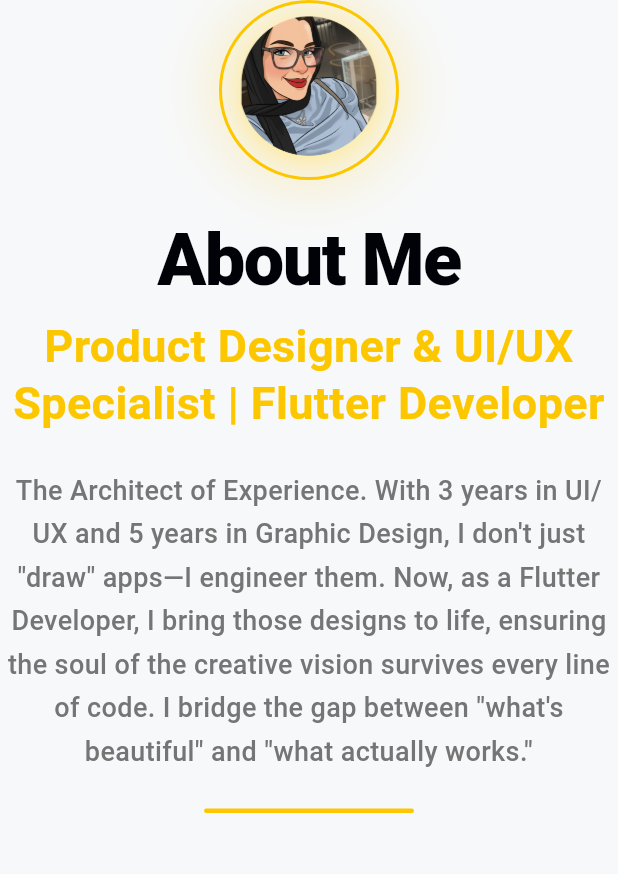
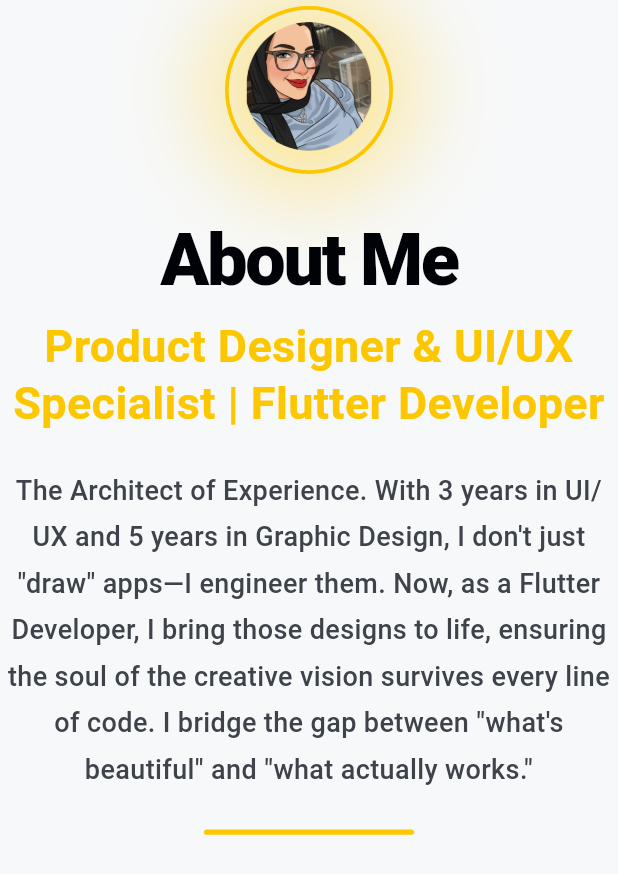
Before and after one commit to yosramohsen2-png/portfolio, a Flutter app: the AboutHero widget shown alone on an empty page, opened directly, on a phone screen of 412 x 824 dp. Shown: the top 874 px of the screen. Run offline on Flutter 3.47's test engine with Material 3 defaults, Android fonts, the light colour scheme and no system bars; our stand-ins replace animate_do, easy_localization, equatable, flutter_bloc, flutter_screenutil, get_it and 2 more; accounts and stored records are empty.

Commit message:
refactor: implement hover effects and enforce strict design system compliance for all About components

```diff
--- a/lib/features/about/presentation/widgets/about_hero.dart
+++ b/lib/features/about/presentation/widgets/about_hero.dart
@@ -30,17 +30,15 @@ class AboutHero extends StatelessWidget {
       alignment: Alignment.center,
       clipBehavior: Clip.none,
       children: [
-        // Background Shapes (Pulse animation)
+        // Subtle background circular lines as seen in Image 1
         if (!isMobile) ...[
           Positioned(
-            top: -20,
-            left: -width * 0.1,
-            child: _buildShape(width * 0.3, 20.2, brightness),
+            top: -100,
+            child: _buildCircularLine(width * 0.5, brightness),
           ),
           Positioned(
-            top: -40,
-            right: -width * 0.1,
-            child: _buildShape(width * 0.4, -16.1, brightness),
+            top: -150,
+            child: _buildCircularLine(width * 0.7, brightness),
           ),
         ],
 
@@ -48,29 +46,38 @@ class AboutHero extends StatelessWidget {
         Column(
           crossAxisAlignment: CrossAxisAlignment.center,
           children: [
-            // Portrait / Avatar as seen in image
+            // Portrait with Glow
             FadeInDown(
               child: Container(
-                width: isMobile ? 120 : 160,
-                height: isMobile ? 120 : 160,
+                width: isMobile ? 120 : 180,
+                height: isMobile ? 120 : 180,
+                padding: const EdgeInsets.all(4), // Space for border/glow
                 decoration: BoxDecoration(
                   shape: BoxShape.circle,
-                  border: Border.all(color: AppColors.backgroundColors(brightness).brandSolid, width: 2),
                   boxShadow: [
                     BoxShadow(
-                      color: AppColors.backgroundColors(brightness).brandSolid.withOpacity(0.2),
-                      blurRadius: 30,
-                      spreadRadius: 5,
+                      color: AppColors.backgroundColors(brightness).brandSolid.withOpacity(0.35),
+                      blurRadius: 50,
+                      spreadRadius: 10,
                     ),
                   ],
                 ),
+                child: Container(
+                  decoration: BoxDecoration(
+                    shape: BoxShape.circle,
+                    border: Border.all(
+                      color: AppColors.backgroundColors(brightness).brandSolid,
+                      width: 2.5,
+                    ),
+                  ),
                   child: ClipOval(
                     child: Image.asset(
-                    'assets/images/user_avatar.png', // User should name their avatar file this
+                      'assets/images/user_avatar.png',
                       fit: BoxFit.cover,
                       errorBuilder: (context, error, stackTrace) => Container(
-                      color: isDark ? Colors.grey[800] : Colors.grey[200],
-                      child: Icon(Icons.person, size: 60, color: textColors.brandDefault),
+                        color: bgColors.primarySecondary,
+                        child: Icon(Icons.person, size: 80, color: textColors.brandDefault),
+                      ),
                     ),
                   ),
                 ),
@@ -78,18 +85,18 @@ class AboutHero extends StatelessWidget {
             ),
             const SizedBox(height: AppDimensions.spacing3xl),
 
-            // "About Me" Title
+            // "About Me"
             Text(
               title,
               textAlign: TextAlign.center,
               style: (isMobile
                       ? AppTypography.headlineLg(color: textColors.primaryDefault)
                       : AppTypography.headline3xl(color: textColors.primaryDefault))
-                  .copyWith(fontWeight: FontWeight.w800, letterSpacing: -1),
+                  .copyWith(fontWeight: FontWeight.w900, letterSpacing: -1.5),
             ),
             const SizedBox(height: AppDimensions.spacingMd),
 
-            // Role in Gold
+            // Role
             Text(
               role,
               textAlign: TextAlign.center,
@@ -102,24 +109,24 @@ class AboutHero extends StatelessWidget {
 
             // Description
             ConstrainedBox(
-              constraints: const BoxConstraints(maxWidth: 900),
+              constraints: const BoxConstraints(maxWidth: 850),
               child: Text(
                 description,
                 textAlign: TextAlign.center,
                 style: AppTypography.bodyLg(
-                  color: isDark ? textColors.primaryDefault : Colors.grey[600],
-                ).copyWith(fontWeight: FontWeight.w500, height: 1.6),
+                  color: textColors.primaryDisabled2,
+                ).copyWith(fontWeight: FontWeight.w500, height: 1.7),
               ),
             ),
             const SizedBox(height: AppDimensions.spacing3xl),
 
-            // Golden divider (The Architect's line)
+            // Golden underline
             Container(
               width: 140,
-              height: 3,
+              height: 3.5,
               decoration: BoxDecoration(
                 color: bgColors.brandSolid,
-                borderRadius: BorderRadius.circular(2),
+                borderRadius: BorderRadius.circular(10),
               ),
             ),
           ],
@@ -128,21 +135,18 @@ class AboutHero extends StatelessWidget {
     );
   }
 
-  Widget _buildShape(double size, double rotation, Brightness brightness) {
+  Widget _buildCircularLine(double size, Brightness brightness) {
     return Pulse(
-      duration: const Duration(seconds: 5),
+      duration: const Duration(seconds: 10),
       infinite: true,
-      child: Transform.rotate(
-        angle: rotation * math.pi / 180,
       child: Container(
         width: size,
         height: size,
         decoration: BoxDecoration(
-            borderRadius: BorderRadius.circular(size * 0.15),
+          shape: BoxShape.circle,
           border: Border.all(
-              color: AppColors.backgroundColors(brightness).brandSolid.withOpacity(0.08),
-              width: 1,
-            ),
+            color: AppColors.backgroundColors(brightness).brandSolid.withOpacity(0.1),
+            width: 0.8,
           ),
         ),
       ),
```
Also changed, not shown: lib/features/about/presentation/widgets/about_tabs.dart (+14 -8 lines), lib/features/about/presentation/widgets/experience_card.dart (+38 -18 lines), lib/features/about/presentation/widgets/experience_tab_content.dart (+7 -7 lines). Lines whose indentation alone changed are shown as unchanged.
